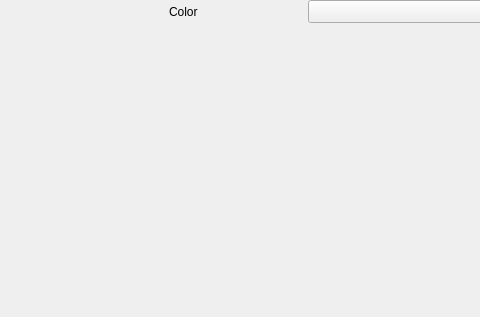
The window that src/ui/3d/simplelinematerialwidgetbase.ui (qgis/QGIS) describes before a commit, drawn with Qt 5; both pictures show x 101 to 581 and y 0 to 317 of the 703 by 317 pixel window.
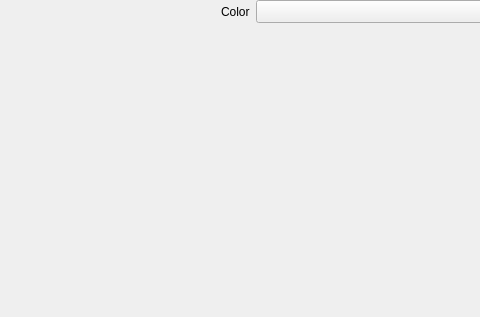
The same window after the commit. Custom widgets are drawn as their Qt base class.

Commit message: qgssimplelinematerialwidget: Fix label alignment when preview is hidden

The edit to the form file:
```diff
--- a/src/ui/3d/simplelinematerialwidgetbase.ui
+++ b/src/ui/3d/simplelinematerialwidgetbase.ui
@@ -13,7 +13,7 @@
   <property name="windowTitle">
    <string notr="true">Form</string>
   </property>
-  <layout class="QGridLayout" name="gridLayout" columnstretch="2,1,2,0">
+  <layout class="QGridLayout" name="mGridLayout" columnstretch="1,0,1,0">
    <property name="leftMargin">
     <number>0</number>
    </property>
```
The commit also changes 1 other file.
